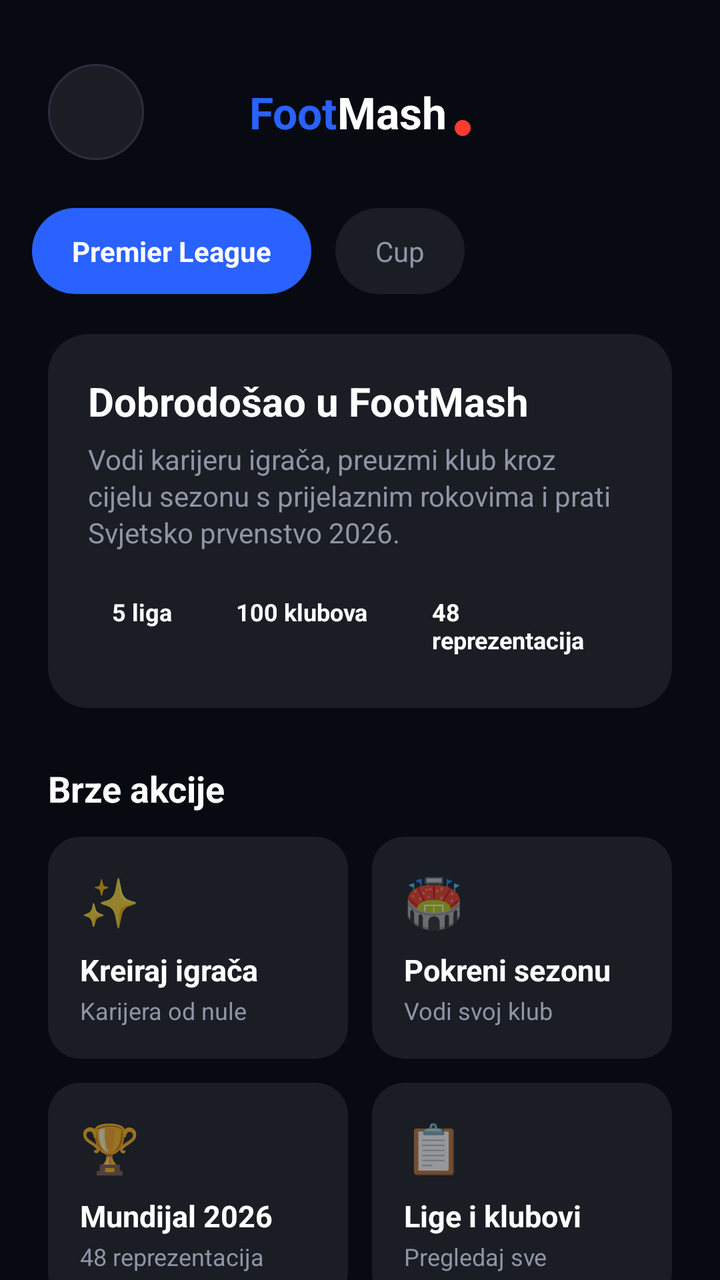
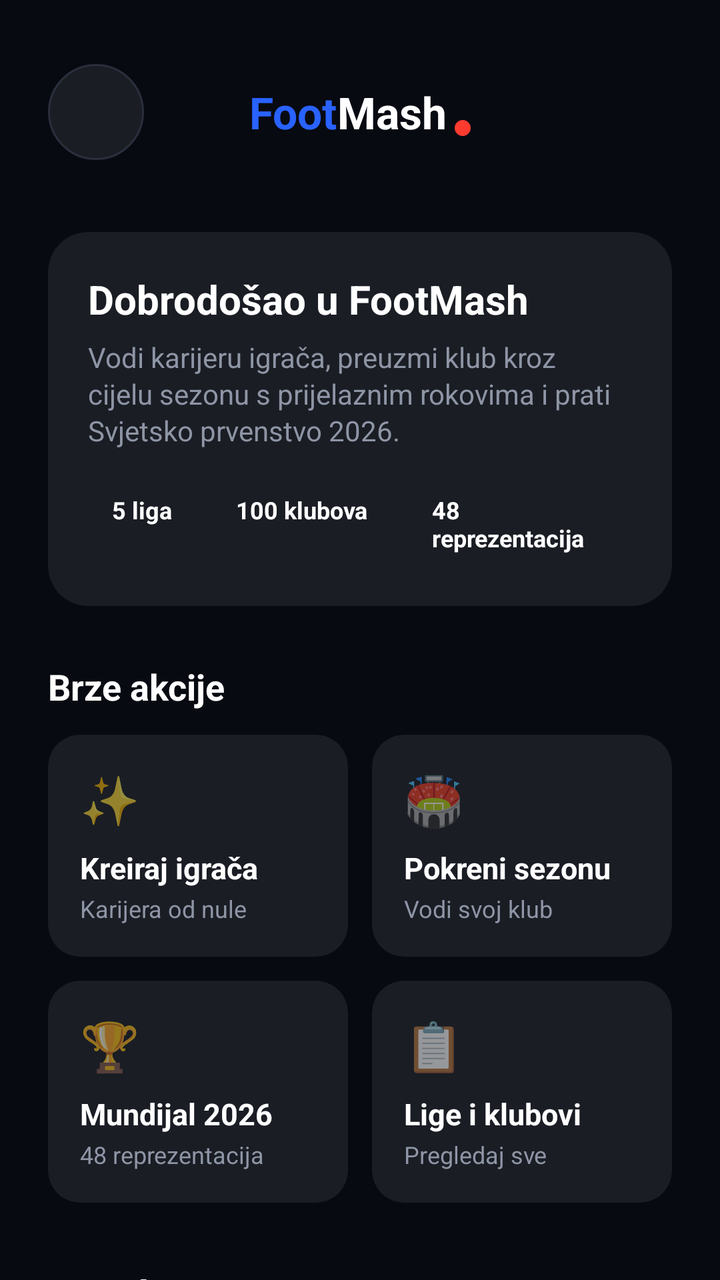

An Android layout rendered at two revisions. The XML below is the earlier revision; the diff shows what the commit changed to produce the second picture.
<!-- AndroidManifest.xml: application theme Theme.FootMash -->
<!-- res/layout/fragment_home.xml -->
<?xml version="1.0" encoding="utf-8"?>
<androidx.core.widget.NestedScrollView xmlns:android="http://schemas.android.com/apk/res/android"
    xmlns:app="http://schemas.android.com/apk/res-auto"
    android:layout_width="match_parent"
    android:layout_height="match_parent"
    android:background="@color/background"
    android:fillViewport="true">

    <LinearLayout
        android:layout_width="match_parent"
        android:layout_height="wrap_content"
        android:orientation="vertical"
        android:paddingBottom="80dp">

        
        <LinearLayout
            android:layout_width="match_parent"
            android:layout_height="wrap_content"
            android:orientation="horizontal"
            android:paddingHorizontal="24dp"
            android:paddingTop="32dp"
            android:paddingBottom="16dp"
            android:gravity="center_vertical">

            
            <ImageView
                android:layout_width="48dp"
                android:layout_height="48dp"
                android:src="@mipmap/ic_launcher_round"
                android:background="@drawable/bg_icon_circle"
                android:scaleType="centerInside"
                android:padding="6dp"
                android:contentDescription="FootMash" />

            
            <LinearLayout
                android:layout_width="0dp"
                android:layout_height="wrap_content"
                android:layout_weight="1"
                android:gravity="center"
                android:orientation="horizontal">
                
                <TextView
                    android:layout_width="wrap_content"
                    android:layout_height="wrap_content"
                    android:text="Foot"
                    android:textColor="@color/accent_blue"
                    android:textSize="22sp"
                    android:textStyle="bold" />
                <TextView
                    android:layout_width="wrap_content"
                    android:layout_height="wrap_content"
                    android:text="Mash"
                    android:textColor="@color/text_primary"
                    android:textSize="22sp"
                    android:textStyle="bold" />
                <View
                    android:layout_width="8dp"
                    android:layout_height="8dp"
                    android:layout_marginStart="4dp"
                    android:layout_marginTop="8dp"
                    android:background="@drawable/bg_pill_selected"
                    android:backgroundTint="@color/accent_red" />
            </LinearLayout>

            
            <Space
                android:layout_width="48dp"
                android:layout_height="48dp" />

        </LinearLayout>

        
        <HorizontalScrollView
            android:layout_width="match_parent"
            android:layout_height="wrap_content"
            android:scrollbars="none"
            android:paddingHorizontal="16dp"
            android:clipToPadding="false"
            android:layout_marginTop="8dp">

            <LinearLayout
                android:layout_width="wrap_content"
                android:layout_height="wrap_content"
                android:orientation="horizontal">

                <TextView
                    android:id="@+id/chipPremierLeague"
                    android:layout_width="wrap_content"
                    android:layout_height="wrap_content"
                    android:text="Premier League"
                    android:background="@drawable/bg_pill_selected"
                    android:textColor="@color/text_on_primary"
                    android:textStyle="bold"
                    android:paddingHorizontal="20dp"
                    android:paddingVertical="12dp"
                    android:layout_marginEnd="12dp"
                    android:clickable="true"
                    android:focusable="true" />

                <TextView
                    android:id="@+id/chipCup"
                    android:layout_width="wrap_content"
                    android:layout_height="wrap_content"
                    android:text="Cup"
                    android:background="@drawable/bg_pill_unselected"
                    android:textColor="@color/text_secondary"
                    android:paddingHorizontal="20dp"
                    android:paddingVertical="12dp"
                    android:layout_marginEnd="12dp"
                    android:clickable="true"
                    android:focusable="true" />
            </LinearLayout>
        </HorizontalScrollView>

        
        <com.google.android.material.card.MaterialCardView
            android:layout_width="match_parent"
            android:layout_height="wrap_content"
            android:layout_marginHorizontal="24dp"
            android:layout_marginTop="20dp"
            app:cardBackgroundColor="@color/surface"
            app:cardCornerRadius="20dp"
            app:cardElevation="0dp">

            <LinearLayout
                android:layout_width="match_parent"
                android:layout_height="wrap_content"
                android:orientation="vertical"
                android:padding="20dp">

                <TextView
                    android:layout_width="wrap_content"
                    android:layout_height="wrap_content"
                    android:text="Dobrodošao u FootMash"
                    android:textColor="@color/text_primary"
                    android:textSize="20sp"
                    android:textStyle="bold" />

                <TextView
                    android:layout_width="match_parent"
                    android:layout_height="wrap_content"
                    android:layout_marginTop="6dp"
                    android:text="Vodi karijeru igrača, preuzmi klub kroz cijelu sezonu s prijelaznim rokovima i prati Svjetsko prvenstvo 2026."
                    android:textColor="@color/text_secondary"
                    android:textSize="14sp"
                    android:lineSpacingExtra="2dp" />

                <LinearLayout
                    android:layout_width="match_parent"
                    android:layout_height="wrap_content"
                    android:orientation="horizontal"
                    android:layout_marginTop="16dp">

                    <TextView
                        android:layout_width="wrap_content"
                        android:layout_height="wrap_content"
                        android:text="5 liga"
                        android:textColor="@color/text_primary"
                        android:textSize="12sp"
                        android:textStyle="bold"
                        android:background="@drawable/bg_pill_unselected"
                        android:paddingHorizontal="12dp"
                        android:paddingVertical="6dp"
                        android:layout_marginEnd="8dp" />

                    <TextView
                        android:layout_width="wrap_content"
                        android:layout_height="wrap_content"
                        android:text="100 klubova"
                        android:textColor="@color/text_primary"
                        android:textSize="12sp"
                        android:textStyle="bold"
                        android:background="@drawable/bg_pill_unselected"
                        android:paddingHorizontal="12dp"
                        android:paddingVertical="6dp"
                        android:layout_marginEnd="8dp" />

                    <TextView
                        android:layout_width="wrap_content"
                        android:layout_height="wrap_content"
                        android:text="48 reprezentacija"
                        android:textColor="@color/text_primary"
                        android:textSize="12sp"
                        android:textStyle="bold"
                        android:background="@drawable/bg_pill_unselected"
                        android:paddingHorizontal="12dp"
                        android:paddingVertical="6dp" />

                </LinearLayout>

            </LinearLayout>

        </com.google.android.material.card.MaterialCardView>

        
        <TextView
            android:layout_width="wrap_content"
            android:layout_height="wrap_content"
            android:text="Brze akcije"
            android:textColor="@color/text_primary"
            android:textSize="18sp"
            android:textStyle="bold"
            android:paddingHorizontal="24dp"
            android:layout_marginTop="28dp" />

        <LinearLayout
            android:layout_width="match_parent"
            android:layout_height="wrap_content"
            android:orientation="vertical"
            android:layout_marginHorizontal="24dp"
            android:layout_marginTop="12dp">

            <LinearLayout
                android:layout_width="match_parent"
                android:layout_height="wrap_content"
                android:orientation="horizontal">

                <com.google.android.material.card.MaterialCardView
                    android:id="@+id/cardActionCareer"
                    android:layout_width="0dp"
                    android:layout_height="wrap_content"
                    android:layout_weight="1"
                    android:layout_marginEnd="6dp"
                    android:clickable="true"
                    android:focusable="true"
                    app:cardBackgroundColor="@color/surface"
                    app:cardCornerRadius="16dp"
                    app:cardElevation="0dp">

                    <LinearLayout
                        android:layout_width="match_parent"
                        android:layout_height="wrap_content"
                        android:orientation="vertical"
                        android:padding="16dp">

                        <TextView android:layout_width="wrap_content" android:layout_height="wrap_content"
                            android:text="✨" android:textSize="24sp" />
                        <TextView android:layout_width="wrap_content" android:layout_height="wrap_content"
                            android:text="Kreiraj igrača" android:textColor="@color/text_primary"
                            android:textSize="15sp" android:textStyle="bold" android:layout_marginTop="8dp" />
                        <TextView android:layout_width="wrap_content" android:layout_height="wrap_content"
                            android:text="Karijera od nule" android:textColor="@color/text_secondary"
                            android:textSize="12sp" android:layout_marginTop="2dp" />
                    </LinearLayout>
                </com.google.android.material.card.MaterialCardView>

                <com.google.android.material.card.MaterialCardView
                    android:id="@+id/cardActionSeason"
                    android:layout_width="0dp"
                    android:layout_height="wrap_content"
                    android:layout_weight="1"
                    android:layout_marginStart="6dp"
                    android:clickable="true"
                    android:focusable="true"
                    app:cardBackgroundColor="@color/surface"
                    app:cardCornerRadius="16dp"
                    app:cardElevation="0dp">

                    <LinearLayout
                        android:layout_width="match_parent"
                        android:layout_height="wrap_content"
                        android:orientation="vertical"
                        android:padding="16dp">

                        <TextView android:layout_width="wrap_content" android:layout_height="wrap_content"
                            android:text="🏟️" android:textSize="24sp" />
                        <TextView android:layout_width="wrap_content" android:layout_height="wrap_content"
                            android:text="Pokreni sezonu" android:textColor="@color/text_primary"
                            android:textSize="15sp" android:textStyle="bold" android:layout_marginTop="8dp" />
                        <TextView android:layout_width="wrap_content" android:layout_height="wrap_content"
                            android:text="Vodi svoj klub" android:textColor="@color/text_secondary"
                            android:textSize="12sp" android:layout_marginTop="2dp" />
                    </LinearLayout>
                </com.google.android.material.card.MaterialCardView>

            </LinearLayout>

            <LinearLayout
                android:layout_width="match_parent"
                android:layout_height="wrap_content"
                android:orientation="horizontal"
                android:layout_marginTop="12dp">

                <com.google.android.material.card.MaterialCardView
                    android:id="@+id/cardActionWorldCup"
                    android:layout_width="0dp"
                    android:layout_height="wrap_content"
                    android:layout_weight="1"
                    android:layout_marginEnd="6dp"
                    android:clickable="true"
                    android:focusable="true"
                    app:cardBackgroundColor="@color/surface"
                    app:cardCornerRadius="16dp"
                    app:cardElevation="0dp">

                    <LinearLayout
                        android:layout_width="match_parent"
                        android:layout_height="wrap_content"
                        android:orientation="vertical"
                        android:padding="16dp">

                        <TextView android:layout_width="wrap_content" android:layout_height="wrap_content"
                            android:text="🏆" android:textSize="24sp" />
                        <TextView android:layout_width="wrap_content" android:layout_height="wrap_content"
                            android:text="Mundijal 2026" android:textColor="@color/text_primary"
                            android:textSize="15sp" android:textStyle="bold" android:layout_marginTop="8dp" />
                        <TextView android:layout_width="wrap_content" android:layout_height="wrap_content"
                            android:text="48 reprezentacija" android:textColor="@color/text_secondary"
                            android:textSize="12sp" android:layout_marginTop="2dp" />
                    </LinearLayout>
                </com.google.android.material.card.MaterialCardView>

                <com.google.android.material.card.MaterialCardView
                    android:id="@+id/cardActionLeagues"
                    android:layout_width="0dp"
                    android:layout_height="wrap_content"
                    android:layout_weight="1"
                    android:layout_marginStart="6dp"
                    android:clickable="true"
                    android:focusable="true"
                    app:cardBackgroundColor="@color/surface"
                    app:cardCornerRadius="16dp"
                    app:cardElevation="0dp">

                    <LinearLayout
                        android:layout_width="match_parent"
                        android:layout_height="wrap_content"
                        android:orientation="vertical"
                        android:padding="16dp">

                        <TextView android:layout_width="wrap_content" android:layout_height="wrap_content"
                            android:text="📋" android:textSize="24sp" />
                        <TextView android:layout_width="wrap_content" android:layout_height="wrap_content"
                            android:text="Lige i klubovi" android:textColor="@color/text_primary"
                            android:textSize="15sp" android:textStyle="bold" android:layout_marginTop="8dp" />
                        <TextView android:layout_width="wrap_content" android:layout_height="wrap_content"
                            android:text="Pregledaj sve" android:textColor="@color/text_secondary"
                            android:textSize="12sp" android:layout_marginTop="2dp" />
                    </LinearLayout>
                </com.google.android.material.card.MaterialCardView>

            </LinearLayout>

        </LinearLayout>

        
        <LinearLayout
            android:id="@+id/lastMatchHeader"
            android:layout_width="wrap_content"
            android:layout_height="wrap_content"
            android:orientation="horizontal"
            android:paddingHorizontal="24dp"
            android:layout_marginTop="24dp"
            android:visibility="gone">
            
            <TextView
                android:layout_width="wrap_content"
                android:layout_height="wrap_content"
                android:text="Zadnja "
                android:textColor="@color/accent_red"
                android:textSize="20sp"
                android:textStyle="bold" />
            <TextView
                android:layout_width="wrap_content"
                android:layout_height="wrap_content"
                android:text="utakmica"
                android:textColor="@color/text_primary"
                android:textSize="20sp"
                android:textStyle="bold" />
        </LinearLayout>

        
        <com.google.android.material.card.MaterialCardView
            android:id="@+id/featuredMatchCard"
            style="@style/MatchCard"
            android:layout_width="match_parent"
            android:layout_height="wrap_content"
            android:layout_marginHorizontal="24dp"
            android:layout_marginTop="16dp"
            android:visibility="gone">

            <LinearLayout
                android:layout_width="match_parent"
                android:layout_height="wrap_content"
                android:orientation="vertical"
                android:padding="24dp">

                
                <TextView
                    android:id="@+id/text_home_league"
                    android:layout_width="match_parent"
                    android:layout_height="wrap_content"
                    android:text=""
                    android:textAlignment="center"
                    android:textColor="@color/text_on_dark"
                    android:textStyle="bold"
                    android:textSize="14sp" />
                    
                <TextView
                    android:id="@+id/text_home_matchday"
                    android:layout_width="match_parent"
                    android:layout_height="wrap_content"
                    android:text=""
                    android:textAlignment="center"
                    android:textColor="@color/text_secondary"
                    android:textSize="12sp"
                    android:layout_marginTop="4dp" />

                
                <LinearLayout
                    android:layout_width="match_parent"
                    android:layout_height="wrap_content"
                    android:orientation="horizontal"
                    android:gravity="top"
                    android:layout_marginTop="24dp">
                    
                    
                    <LinearLayout
                        android:layout_width="0dp"
                        android:layout_height="wrap_content"
                        android:layout_weight="1"
                        android:orientation="vertical"
                        android:gravity="center">
                        <ImageView
                            android:id="@+id/img_home_team_badge"
                            android:layout_width="64dp"
                            android:layout_height="64dp"
                            android:src="@android:drawable/ic_menu_myplaces" />
                        <TextView
                            android:id="@+id/text_home_team_name"
                            android:layout_width="wrap_content"
                            android:layout_height="wrap_content"
                            android:text=""
                            android:textColor="@color/text_on_dark"
                            android:textStyle="bold"
                            android:layout_marginTop="8dp"
                            android:gravity="center" />
                        <TextView
                            android:layout_width="wrap_content"
                            android:layout_height="wrap_content"
                            android:text="Domaćin"
                            android:textColor="@color/text_secondary"
                            android:textSize="10sp" />
                    </LinearLayout>

                    
                    <LinearLayout
                        android:layout_width="wrap_content"
                        android:layout_height="wrap_content"
                        android:orientation="vertical"
                        android:gravity="center"
                        android:paddingHorizontal="16dp">
                        <TextView
                            android:id="@+id/text_match_score"
                            android:layout_width="wrap_content"
                            android:layout_height="wrap_content"
                            android:text="-"
                            android:textColor="@color/text_on_dark"
                            android:textSize="40sp"
                            android:textStyle="bold"
                            android:includeFontPadding="false" />
                        <TextView
                            android:layout_width="wrap_content"
                            android:layout_height="wrap_content"
                            android:text="Kraj"
                            android:textColor="@color/text_secondary"
                            android:textSize="14sp"
                            android:layout_marginTop="4dp" />
                    </LinearLayout>

                    
                    <LinearLayout
                        android:layout_width="0dp"
                        android:layout_height="wrap_content"
                        android:layout_weight="1"
                        android:orientation="vertical"
                        android:gravity="center">
                        <ImageView
                            android:id="@+id/img_away_team_badge"
                            android:layout_width="64dp"
                            android:layout_height="64dp"
                            android:src="@android:drawable/ic_menu_mylocation" />
                        <TextView
                            android:id="@+id/text_away_team_name"
                            android:layout_width="wrap_content"
                            android:layout_height="wrap_content"
                            android:text=""
                            android:textColor="@color/text_on_dark"
                            android:textStyle="bold"
                            android:layout_marginTop="8dp"
                            android:gravity="center" />
                        <TextView
                            android:layout_width="wrap_content"
                            android:layout_height="wrap_content"
                            android:text="Gost"
                            android:textColor="@color/text_secondary"
                            android:textSize="10sp" />
                    </LinearLayout>

                </LinearLayout>

                
                <TextView
                    android:id="@+id/text_match_scorers"
                    android:layout_width="match_parent"
                    android:layout_height="wrap_content"
                    android:text=""
                    android:textColor="@color/text_secondary"
                    android:textSize="12sp"
                    android:textAlignment="center"
                    android:layout_marginTop="16dp" />

            </LinearLayout>
        </com.google.android.material.card.MaterialCardView>

        
        <LinearLayout
            android:layout_width="match_parent"
            android:layout_height="wrap_content"
            android:orientation="horizontal"
            android:paddingHorizontal="24dp"
            android:layout_marginTop="32dp"
            android:gravity="bottom">
            
            <TextView
                android:layout_width="0dp"
                android:layout_height="wrap_content"
                android:layout_weight="1"
                android:text="Matchs"
                android:textColor="@color/text_primary"
                android:textSize="20sp"
                android:textStyle="bold" />
                
            <TextView
                android:id="@+id/textAllMatches"
                android:layout_width="wrap_content"
                android:layout_height="wrap_content"
                android:text="View All"
                android:textColor="@color/text_secondary"
                android:textSize="14sp" />
            <ImageView
                android:layout_width="16dp"
                android:layout_height="16dp"
                android:src="@android:drawable/ic_media_play"
                android:tint="@color/text_secondary"
                android:layout_marginStart="4dp"
                android:layout_marginBottom="2dp" />
        </LinearLayout>

        
         <androidx.recyclerview.widget.RecyclerView
                android:id="@+id/recyclerFeaturedLeagues"
                android:layout_width="match_parent"
                android:layout_height="wrap_content"
                android:layout_marginTop="16dp"
                android:clipToPadding="false"
                android:paddingBottom="24dp" />

        <ProgressBar
            android:id="@+id/progressBar"
            android:layout_width="wrap_content"
            android:layout_height="wrap_content"
            android:layout_gravity="center"
            android:layout_marginTop="16dp"
            android:visibility="gone" />

    </LinearLayout>
</androidx.core.widget.NestedScrollView>
<!-- resources referenced by this layout -->
<resources>
  <color name="accent_blue">#2962FF</color>
  <color name="accent_red">#FF3B30</color>
  <color name="background">#080A12</color>
  <color name="surface">#1A1D24</color>
  <color name="text_on_dark">#FFFFFF</color>
  <color name="text_on_primary">#FFFFFF</color>
  <color name="text_primary">#FFFFFF</color>
  <color name="text_secondary">#8E95A5</color>
  <!-- drawable bg_pill_selected (drawable) -->
  <?xml version="1.0" encoding="utf-8"?>
  <shape xmlns:android="http://schemas.android.com/apk/res/android" android:shape="rectangle">
      <solid android:color="@color/accent_blue"/>
      <corners android:radius="24dp"/>
  </shape>
  <!-- drawable bg_pill_unselected (drawable) -->
  <?xml version="1.0" encoding="utf-8"?>
  <shape xmlns:android="http://schemas.android.com/apk/res/android" android:shape="rectangle">
      <solid android:color="@color/surface"/>
      <corners android:radius="24dp"/>
  </shape>
  <!-- mipmap ic_launcher_round (mipmap-anydpi) -->
  <?xml version="1.0" encoding="utf-8"?>
  <adaptive-icon xmlns:android="http://schemas.android.com/apk/res/android">
      <background android:drawable="@color/ic_launcher_bg" />
      <foreground android:drawable="@drawable/ic_launcher_foreground" />
  </adaptive-icon>
  <style name="MatchCard" parent="Widget.MaterialComponents.CardView">
          <item name="cardCornerRadius">32dp</item>
          <item name="cardElevation">0dp</item>
          <item name="cardBackgroundColor">@color/accent_blue_dark</item>
      </style>
  <color name="divider">#2A2F3D</color>
  <color name="ic_launcher_bg">#FFFFFF</color>
  <color name="accent_blue_dark">#0039CB</color>
  <color name="primary">#080A12</color>
  <color name="primary_dark">#05070D</color>
  <style name="TextAppearance.FootMash.Headline1" parent="TextAppearance.MaterialComponents.Headline1">
          <item name="android:fontFamily">sans-serif</item>
          <item name="android:textColor">@color/text_primary</item>
      </style>
  <style name="TextAppearance.FootMash.Headline2" parent="TextAppearance.MaterialComponents.Headline2">
          <item name="android:fontFamily">sans-serif-medium</item>
          <item name="android:textColor">@color/text_primary</item>
      </style>
  <style name="TextAppearance.FootMash.Headline3" parent="TextAppearance.MaterialComponents.Headline3">
          <item name="android:fontFamily">sans-serif-medium</item>
          <item name="android:textColor">@color/text_primary</item>
      </style>
  <style name="TextAppearance.FootMash.Headline4" parent="TextAppearance.MaterialComponents.Headline4">
          <item name="android:fontFamily">sans-serif-bold</item>
          <item name="android:textStyle">bold</item>
          <item name="android:textColor">@color/text_primary</item>
      </style>
  <style name="TextAppearance.FootMash.Subtitle1" parent="TextAppearance.MaterialComponents.Subtitle1">
          <item name="android:fontFamily">sans-serif-medium</item>
          <item name="android:textColor">@color/text_primary</item>
          <item name="android:textSize">16sp</item>
      </style>
  <style name="TextAppearance.FootMash.Subtitle2" parent="TextAppearance.MaterialComponents.Subtitle2">
          <item name="android:fontFamily">sans-serif-medium</item>
          <item name="android:textColor">@color/text_secondary</item>
          <item name="android:textSize">14sp</item>
      </style>
  <style name="TextAppearance.FootMash.Body1" parent="TextAppearance.MaterialComponents.Body1">
          <item name="android:fontFamily">sans-serif</item>
          <item name="android:textColor">@color/text_primary</item>
          <item name="android:textSize">16sp</item>
      </style>
  <style name="TextAppearance.FootMash.Body2" parent="TextAppearance.MaterialComponents.Body2">
          <item name="android:fontFamily">sans-serif</item>
          <item name="android:textColor">@color/text_secondary</item>
          <item name="android:textSize">14sp</item>
      </style>
  <!-- unchanged entries left out for length: 5 -->
</resources>

<!-- the commit's change to res/layout/fragment_home.xml (unified diff, before → after) -->
@@ -69,49 +69,6 @@
                 android:layout_height="48dp" />
 
         </LinearLayout>
-
-        
-        <HorizontalScrollView
-            android:layout_width="match_parent"
-            android:layout_height="wrap_content"
-            android:scrollbars="none"
-            android:paddingHorizontal="16dp"
-            android:clipToPadding="false"
-            android:layout_marginTop="8dp">
-
-            <LinearLayout
-                android:layout_width="wrap_content"
-                android:layout_height="wrap_content"
-                android:orientation="horizontal">
-
-                <TextView
-                    android:id="@+id/chipPremierLeague"
-                    android:layout_width="wrap_content"
-                    android:layout_height="wrap_content"
-                    android:text="Premier League"
-                    android:background="@drawable/bg_pill_selected"
-                    android:textColor="@color/text_on_primary"
-                    android:textStyle="bold"
-                    android:paddingHorizontal="20dp"
-                    android:paddingVertical="12dp"
-                    android:layout_marginEnd="12dp"
-                    android:clickable="true"
-                    android:focusable="true" />
-
-                <TextView
-                    android:id="@+id/chipCup"
-                    android:layout_width="wrap_content"
-                    android:layout_height="wrap_content"
-                    android:text="Cup"
-                    android:background="@drawable/bg_pill_unselected"
-                    android:textColor="@color/text_secondary"
-                    android:paddingHorizontal="20dp"
-                    android:paddingVertical="12dp"
-                    android:layout_marginEnd="12dp"
-                    android:clickable="true"
-                    android:focusable="true" />
-            </LinearLayout>
-        </HorizontalScrollView>
 
         
         <com.google.android.material.card.MaterialCardView
<!-- resource entries referenced after the edit -->
@@ -5,7 +5,6 @@
   <color name="background">#080A12</color>
   <color name="surface">#1A1D24</color>
   <color name="text_on_dark">#FFFFFF</color>
-  <color name="text_on_primary">#FFFFFF</color>
   <color name="text_primary">#FFFFFF</color>
   <color name="text_secondary">#8E95A5</color>
   <!-- drawable bg_pill_selected (drawable) -->
